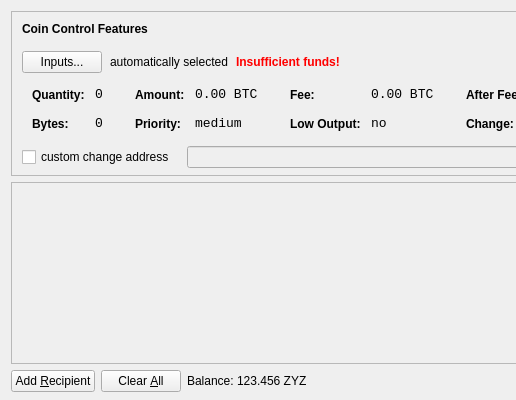
First picture: the form in src/qt/forms/sendcoinsdialog.ui, repository UmbrellaHoldings/ULTC, before the edit; both pictures show x 0 to 516 and y 0 to 400 of the 850 by 400 pixel window.
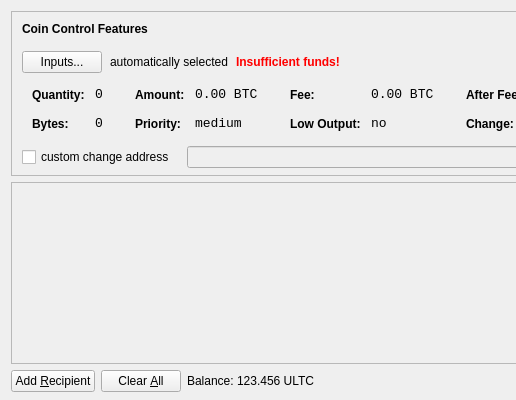
Second picture: the form after the edit. Icons and pictures are not drawn.

Patch:
```diff
--- a/src/qt/forms/sendcoinsdialog.ui
+++ b/src/qt/forms/sendcoinsdialog.ui
@@ -720,7 +720,7 @@
           <cursorShape>IBeamCursor</cursorShape>
          </property>
          <property name="text">
-          <string>123.456 ZYZ</string>
+          <string>123.456 ULTC</string>
          </property>
          <property name="textInteractionFlags">
           <set>Qt::LinksAccessibleByMouse|Qt::TextSelectableByKeyboard|Qt::TextSelectableByMouse</set>
```
